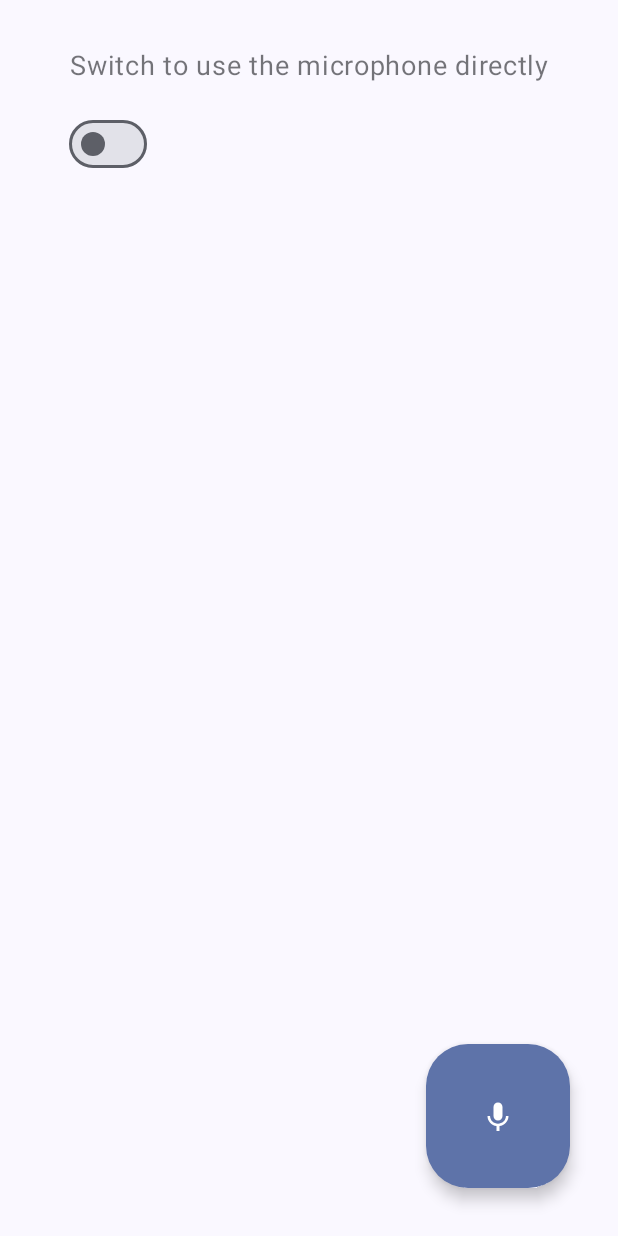
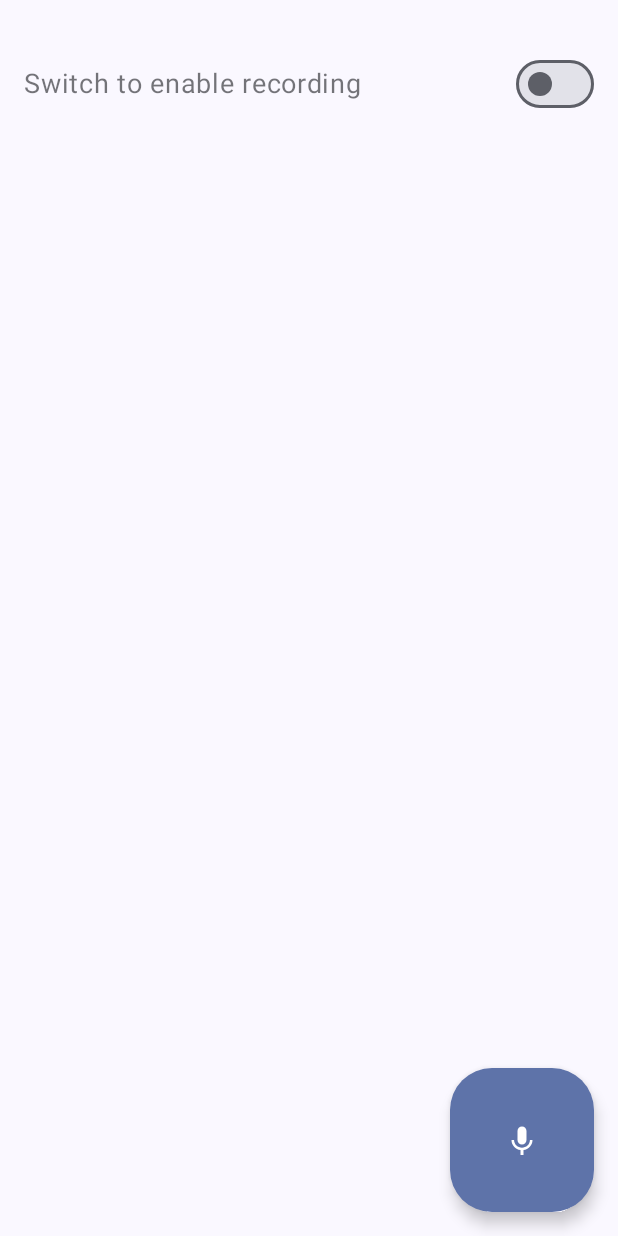
Before and after one commit to ManchiGitHub/SpeechToTextExample, an Android app built with Jetpack Compose: the @Preview function PreviewHomeLayout, on a phone screen of 412 x 824 dp. Run offline under Robolectric (Android 15) with nearby library versions, the phone set to English and light mode, and no system bars.

Commit message:
feature:recording

```diff
--- a/app/src/main/java/com/example/myapplication/components/InstructionsText.kt
+++ b/app/src/main/java/com/example/myapplication/components/InstructionsText.kt
@@ -7,7 +7,9 @@ import androidx.compose.runtime.Composable
 import androidx.compose.ui.Modifier
 import androidx.compose.ui.draw.alpha
 import androidx.compose.ui.text.style.TextAlign
+import androidx.compose.ui.text.style.TextOverflow
 import androidx.compose.ui.tooling.preview.Preview
+import androidx.compose.ui.unit.TextUnit
 import androidx.compose.ui.unit.sp
 import theme.MyApplicationTheme
 
@@ -25,11 +27,14 @@ fun PreviewSpeechToTextScreen() {
 fun InstructionsText(
     modifier: Modifier = Modifier,
     text: String = "",
+    fontSize : TextUnit = 18.sp
 ) {
     Text(
         text = text,
-        textAlign = TextAlign.Center,
-        fontSize = 18.sp,
+        textAlign = TextAlign.Start,
+        fontSize = fontSize,
+        maxLines = 1,
+        overflow = TextOverflow.Ellipsis,
         modifier = modifier.alpha(0.6f)
     )
 }
--- a/app/src/main/java/com/example/myapplication/home/HomeLayout.kt
+++ b/app/src/main/java/com/example/myapplication/home/HomeLayout.kt
@@ -1,11 +1,13 @@
 package com.example.myapplication.home
 
 import androidx.compose.foundation.background
+import androidx.compose.foundation.layout.Arrangement
 import androidx.compose.foundation.layout.Box
-import androidx.compose.foundation.layout.Column
-import androidx.compose.foundation.layout.Spacer
+import androidx.compose.foundation.layout.Row
 import androidx.compose.foundation.layout.fillMaxSize
+import androidx.compose.foundation.layout.fillMaxWidth
 import androidx.compose.foundation.layout.padding
+import androidx.compose.foundation.layout.widthIn
 import androidx.compose.material.icons.Icons
 import androidx.compose.material.icons.filled.KeyboardVoice
 import androidx.compose.material3.Icon
@@ -25,6 +27,7 @@ import androidx.compose.ui.Modifier
 import androidx.compose.ui.res.stringResource
 import androidx.compose.ui.tooling.preview.Preview
 import androidx.compose.ui.unit.dp
+import androidx.navigation.compose.rememberNavController
 import com.example.myapplication.R
 import com.example.myapplication.common.ScaffoldWithSnackbar
 import com.example.myapplication.components.InstructionsText
@@ -34,11 +37,12 @@ import theme.MyApplicationTheme
 @Preview
 @Composable
 fun PreviewHomeLayout() {
+    val navController = rememberNavController()
     MyApplicationTheme {
-        HomeLayout(
+        HomeScreen(
             modifier = Modifier
-                .background(MaterialTheme.colorScheme.background)
-                .padding(16.dp)
+                .background(MaterialTheme.colorScheme.background),
+            navController
         )
     }
 }
@@ -62,11 +66,14 @@ fun HomeLayout(
             .collect { snackbarHostState.showSnackbar(speechTextResult) }
     }
 
+    LaunchedEffect(isRecordCheck){
+
+    }
+
     ScaffoldWithSnackbar(
         snackbarHostState = snackbarHostState,
         floatingActionButton = {
             LargeFloatingActionButton(
-                modifier = modifier,
                 onClick = {
                     speechLauncher.launch(speechToText.intent)
                 }
@@ -83,15 +90,14 @@ fun HomeLayout(
                 .fillMaxSize()
                 .padding(innerPadding),
         ) {
-            Column(
-                horizontalAlignment = Alignment.Start,
-                modifier = modifier
-                    .align(Alignment.TopCenter)
+            Row(
+                horizontalArrangement = Arrangement.SpaceBetween,
+                verticalAlignment = Alignment.CenterVertically,
+                modifier = Modifier.fillMaxWidth().padding(top = 16.dp)
             ) {
                 InstructionsText(
                     text = stringResource(R.string.switch_to_use_the_microphone_directly)
                 )
-                Spacer(modifier = Modifier.padding(top = 16.dp))
                 Switch(
                     checked = isRecordCheck,
                     onCheckedChange = {
--- a/app/src/main/res/values/strings.xml
+++ b/app/src/main/res/values/strings.xml
@@ -1,5 +1,5 @@
 <resources>
     <string name="app_name">My Application</string>
     <string name="speech_to_text_action_button">Speech to Text action button</string>
-    <string name="switch_to_use_the_microphone_directly">Switch to use the microphone directly</string>
+    <string name="switch_to_use_the_microphone_directly">Switch to enable recording</string>
 </resources>
```
